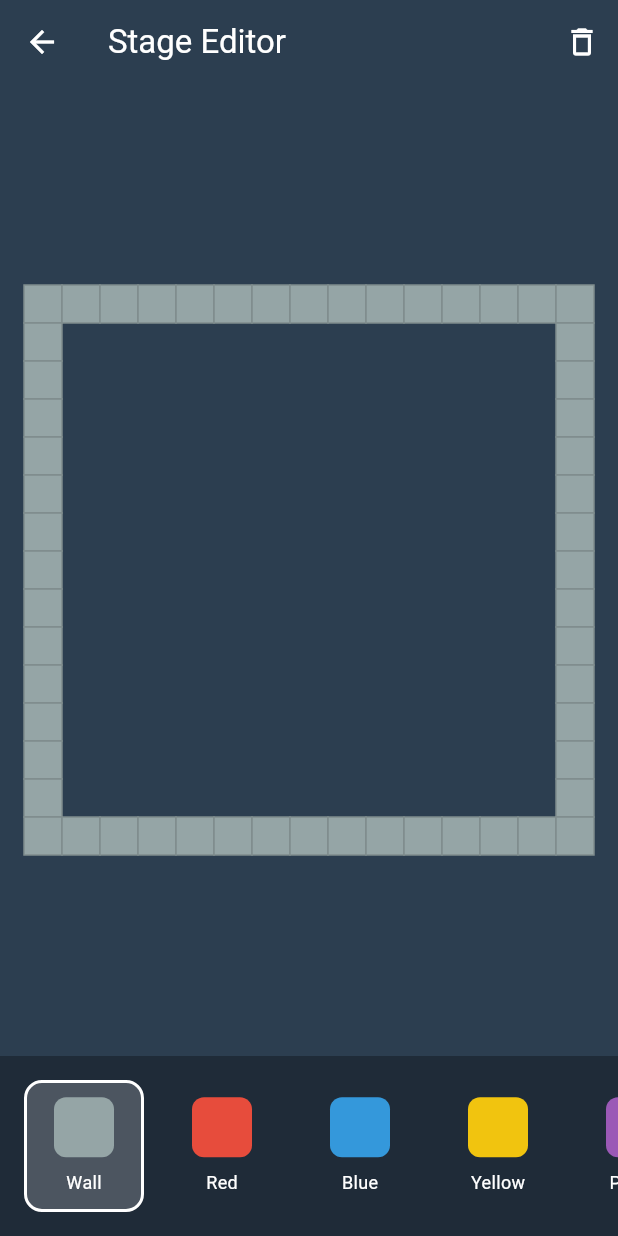
After one commit to kawaikouji/jelly, a Flutter app: the TitleScreen screen opened directly, after a tap on "エディット", on a phone screen of 412 x 824 dp. The commit adds this screen. Run offline on Flutter 3.47's test engine with Material 3 defaults, Android fonts, the phone set to English and light mode, and no system bars; our stand-ins replace cloud_firestore, firebase_auth, firebase_core; accounts and stored records are empty.

Commit message:
ステージエディット作成

```diff
--- a/lib/main.dart
+++ b/lib/main.dart
@@ -1,6 +1,6 @@
 import 'package:flutter/material.dart';
 import 'package:firebase_auth/firebase_auth.dart';
-import 'stage_select_screen.dart';
+import 'title_screen.dart';
 import 'username_input_screen.dart';
 
 import 'package:firebase_core/firebase_core.dart';
@@ -25,7 +25,7 @@ class MyApp extends StatelessWidget {
       ),
       home: FirebaseAuth.instance.currentUser == null
           ? const UsernameInputScreen()
-          : const StageSelectScreen(),
+          : const TitleScreen(),
     );
   }
 }
--- /dev/null
+++ b/lib/stage_editor_screen.dart
@@ -0,0 +1,233 @@
+import 'package:flutter/material.dart';
+import 'game_model.dart';
+import 'game_painter.dart';
+
+class StageEditorScreen extends StatefulWidget {
+  const StageEditorScreen({super.key});
+
+  @override
+  State<StageEditorScreen> createState() => _StageEditorScreenState();
+}
+
+class _StageEditorScreenState extends State<StageEditorScreen> {
+  late GameModel _gameModel;
+  int _selectedPaletteIndex =
+      0; // 0: Wall, 1: Red, 2: Blue, 3: Yellow, 4: Purple, 5: Eraser
+
+  // Palette items configuration
+  final List<Map<String, dynamic>> _paletteItems = [
+    {'label': 'Wall', 'color': GamePainter.colorWall, 'type': 'wall'},
+    {
+      'label': 'Red',
+      'color': GamePainter.jellyColors[JellyColor.red],
+      'type': 'jelly',
+      'jellyColor': JellyColor.red,
+    },
+    {
+      'label': 'Blue',
+      'color': GamePainter.jellyColors[JellyColor.blue],
+      'type': 'jelly',
+      'jellyColor': JellyColor.blue,
+    },
+    {
+      'label': 'Yellow',
+      'color': GamePainter.jellyColors[JellyColor.yellow],
+      'type': 'jelly',
+      'jellyColor': JellyColor.yellow,
+    },
+    {
+      'label': 'Purple',
+      'color': GamePainter.jellyColors[JellyColor.purple],
+      'type': 'jelly',
+      'jellyColor': JellyColor.purple,
+    },
+    {'label': 'Eraser', 'color': Colors.white, 'type': 'eraser'},
+  ];
+
+  @override
+  void initState() {
+    super.initState();
+    _gameModel = GameModel();
+    _clearStage(); // Start with empty stage
+  }
+
+  void _clearStage() {
+    // Initialize empty 15x15 grid
+    _gameModel.walls = List.generate(gridH, (_) => List.filled(gridW, false));
+    _gameModel.jellies = [];
+
+    // Add border walls
+    for (int y = 0; y < gridH; y++) {
+      for (int x = 0; x < gridW; x++) {
+        if (x == 0 || x == gridW - 1 || y == 0 || y == gridH - 1) {
+          _gameModel.walls[y][x] = true;
+        }
+      }
+    }
+    setState(() {});
+  }
+
+  void _handleTap(TapUpDetails details, Size size) {
+    final tileSize = size.width / gridW;
+    final dx = details.localPosition.dx;
+    final dy = details.localPosition.dy;
+
+    final x = (dx / tileSize).floor();
+    final y = (dy / tileSize).floor();
+
+    if (x >= 0 && x < gridW && y >= 0 && y < gridH) {
+      // Prevent editing outer borders
+      if (x == 0 || x == gridW - 1 || y == 0 || y == gridH - 1) return;
+
+      _updateCell(x, y);
+    }
+  }
+
+  void _updateCell(int x, int y) {
+    setState(() {
+      final item = _paletteItems[_selectedPaletteIndex];
+      final type = item['type'];
+
+      // First remove anything at this location
+      _gameModel.walls[y][x] = false;
+      _gameModel.jellies.removeWhere((j) => j.x == x && j.y == y);
+
+      if (type == 'wall') {
+        _gameModel.walls[y][x] = true;
+      } else if (type == 'jelly') {
+        final color = item['jellyColor'] as JellyColor;
+        _gameModel.jellies.add(
+          Jelly(
+            x: x,
+            y: y,
+            color: color,
+            id: _gameModel.jellies.length, // Simple ID assignment
+          ),
+        );
+      }
+      // If eraser, we just removed everything, so done.
+
+      // Update groups for visual connection
+      _gameModel.updateJellyGroups();
+    });
+  }
+
+  @override
+  Widget build(BuildContext context) {
+    return Scaffold(
+      backgroundColor: const Color(0xFF2c3e50),
+      appBar: AppBar(
+        title: const Text(
+          'Stage Editor',
+          style: TextStyle(color: Colors.white),
+        ),
+        backgroundColor: Colors.transparent,
+        elevation: 0,
+        iconTheme: const IconThemeData(color: Colors.white),
+        actions: [
+          IconButton(
+            icon: const Icon(Icons.delete_outline),
+            onPressed: _clearStage,
+            tooltip: 'Clear Stage',
+          ),
+        ],
+      ),
+      body: Column(
+        children: [
+          // Map Area
+          Expanded(
+            child: Center(
+              child: Padding(
+                padding: const EdgeInsets.all(16.0),
+                child: LayoutBuilder(
+                  builder: (context, constraints) {
+                    final size = constraints.biggest;
+                    // Ensure square aspect ratio that fits
+                    double side = size.width < size.height
+                        ? size.width
+                        : size.height;
+
+                    return GestureDetector(
+                      onTapUp: (details) =>
+                          _handleTap(details, Size(side, side)),
+                      child: SizedBox(
+                        width: side,
+                        height: side,
+                        child: CustomPaint(
+                          painter: GamePainter(
+                            game: _gameModel,
+                            tileSize: side / gridW,
+                          ),
+                        ),
+                      ),
+                    );
+                  },
+                ),
+              ),
+            ),
+          ),
+
+          // Palette Area
+          Container(
+            height: 120,
+            color: Colors.black.withValues(alpha: 0.3),
+            padding: const EdgeInsets.symmetric(vertical: 16),
+            child: ListView.builder(
+              scrollDirection: Axis.horizontal,
+              itemCount: _paletteItems.length,
+              padding: const EdgeInsets.symmetric(horizontal: 16),
+              itemBuilder: (context, index) {
+                final item = _paletteItems[index];
+                final isSelected = _selectedPaletteIndex == index;
+
+                return GestureDetector(
+                  onTap: () => setState(() => _selectedPaletteIndex = index),
+                  child: Container(
+                    width: 80,
+                    margin: const EdgeInsets.only(right: 12),
+                    decoration: BoxDecoration(
+                      color: isSelected
+                          ? Colors.white.withValues(alpha: 0.2)
+                          : Colors.transparent,
+                      borderRadius: BorderRadius.circular(12),
+                      border: isSelected
+                          ? Border.all(color: Colors.white, width: 2)
+                          : null,
+                    ),
+                    child: Column(
+                      mainAxisAlignment: MainAxisAlignment.center,
+                      children: [
+                        Container(
+                          width: 40,
+                          height: 40,
+                          decoration: BoxDecoration(
+                            color: item['color'],
+                            borderRadius: BorderRadius.circular(8),
+                            border: item['type'] == 'eraser'
+                                ? Border.all(color: Colors.grey)
+                                : null,
+                          ),
+                          child: item['type'] == 'eraser'
+                              ? const Icon(Icons.close, color: Colors.red)
+                              : null,
+                        ),
+                        const SizedBox(height: 8),
+                        Text(
+                          item['label'],
+                          style: const TextStyle(
+                            color: Colors.white,
+                            fontSize: 12,
+                          ),
+                        ),
+                      ],
+                    ),
+                  ),
+                );
+              },
+            ),
+          ),
+        ],
+      ),
+    );
+  }
+}
--- /dev/null
+++ b/lib/title_screen.dart
@@ -0,0 +1,102 @@
+import 'package:flutter/material.dart';
+import 'stage_select_screen.dart';
+import 'stage_editor_screen.dart';
+import 'settings_dialog.dart';
+
+class TitleScreen extends StatelessWidget {
+  const TitleScreen({super.key});
+
+  @override
+  Widget build(BuildContext context) {
+    return Scaffold(
+      backgroundColor: const Color(0xFF2c3e50),
+      appBar: AppBar(
+        backgroundColor: Colors.transparent,
+        elevation: 0,
+        actions: [
+          IconButton(
+            icon: const Icon(Icons.settings, color: Colors.white),
+            onPressed: () {
+              showDialog(
+                context: context,
+                builder: (context) => const SettingsDialog(),
+              );
+            },
+          ),
+        ],
+      ),
+      body: Center(
+        child: Column(
+          mainAxisAlignment: MainAxisAlignment.center,
+          children: [
+            const Text(
+              'くっつけゼリー',
+              textAlign: TextAlign.center,
+              style: TextStyle(
+                fontSize: 40,
+                fontWeight: FontWeight.bold,
+                color: Colors.white,
+                height: 1.2,
+              ),
+            ),
+            const SizedBox(height: 60),
+            _buildButton(
+              context,
+              label: 'スタート',
+              color: const Color(0xFFe74c3c),
+              onPressed: () {
+                Navigator.push(
+                  context,
+                  MaterialPageRoute(
+                    builder: (context) => const StageSelectScreen(),
+                  ),
+                );
+              },
+            ),
+            const SizedBox(height: 20),
+            _buildButton(
+              context,
+              label: 'エディット',
+              color: const Color(0xFF3498db),
+              onPressed: () {
+                Navigator.push(
+                  context,
+                  MaterialPageRoute(
+                    builder: (context) => const StageEditorScreen(),
+                  ),
+                );
+              },
+            ),
+          ],
+        ),
+      ),
+    );
+  }
+
+  Widget _buildButton(
+    BuildContext context, {
+    required String label,
+    required Color color,
+    required VoidCallback onPressed,
+  }) {
+    return SizedBox(
+      width: 200,
+      height: 60,
+      child: ElevatedButton(
+        style: ElevatedButton.styleFrom(
+          backgroundColor: color,
+          foregroundColor: Colors.white,
+          shape: RoundedRectangleBorder(
+            borderRadius: BorderRadius.circular(30),
+          ),
+          elevation: 5,
+        ),
+        onPressed: onPressed,
+        child: Text(
+          label,
+          style: const TextStyle(fontSize: 24, fontWeight: FontWeight.bold),
+        ),
+      ),
+    );
+  }
+}
--- a/lib/username_input_screen.dart
+++ b/lib/username_input_screen.dart
@@ -1,7 +1,7 @@
 import 'package:flutter/material.dart';
 import 'package:firebase_auth/firebase_auth.dart';
 import 'package:cloud_firestore/cloud_firestore.dart';
-import 'stage_select_screen.dart';
+import 'title_screen.dart';
 
 class UsernameInputScreen extends StatefulWidget {
   const UsernameInputScreen({super.key});
@@ -40,9 +40,9 @@ class _UsernameInputScreenState extends State<UsernameInputScreen> {
         });
 
         if (mounted) {
-          // 3. Navigate to StageSelectScreen
+          // 3. Navigate to TitleScreen
           Navigator.of(context).pushReplacement(
-            MaterialPageRoute(builder: (context) => const StageSelectScreen()),
+            MaterialPageRoute(builder: (context) => const TitleScreen()),
           );
         }
       }
```
